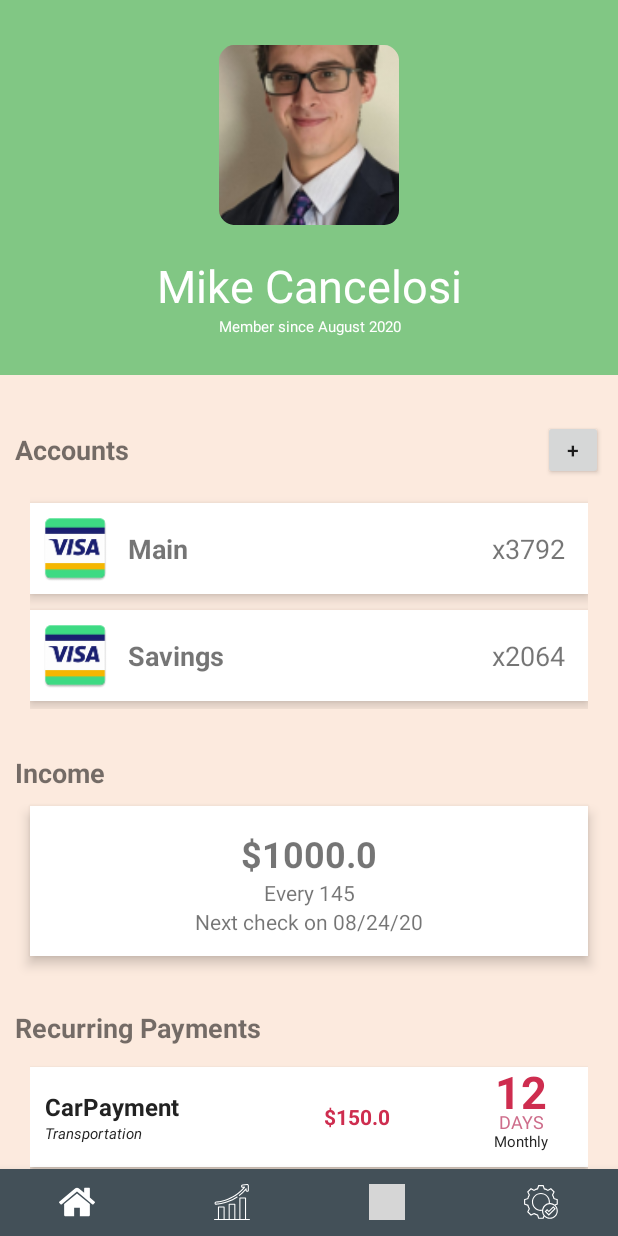
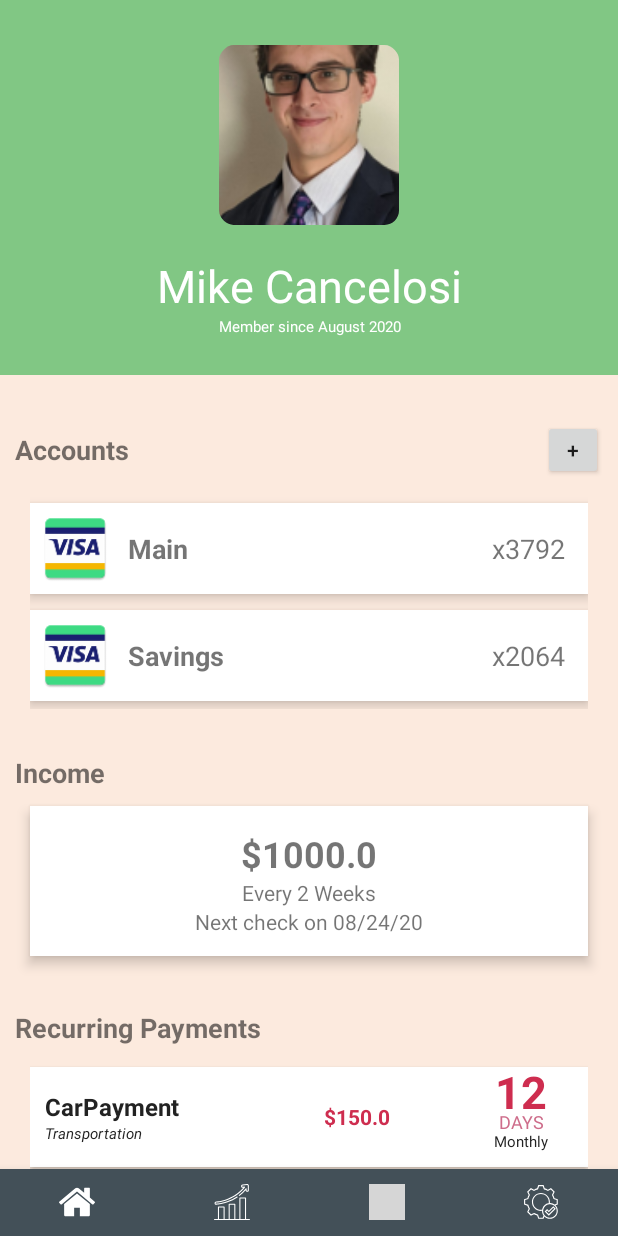
Before and after one commit to mikecancelosi/BudgetAssistant, an Android app: the screen it shows after launch (MainActivity), item 4 of the bottom bar chosen, on a phone screen of 412 x 824 dp. Run offline under Robolectric (Android 15) with nearby library versions, the light colour scheme and no system bars; our stand-ins replace navigation-ui; libraries missing offline, so code that uses them is left out: com.github.mikephil.charting; plain views replace PieChart; 40 statements that could not run were skipped; grey boxes are pictures that could not be loaded.

Commit message:
Fix display issue with income
Signed-off-by: Mike Cancelosi <mike.cancelosi@gmail.com>

```diff
--- a/app/src/main/java/com/example/budgetassistant/CalendarHelper.java
+++ b/app/src/main/java/com/example/budgetassistant/CalendarHelper.java
@@ -27,4 +27,19 @@ public class CalendarHelper {
     public static int daysBetween(Date d1, Date d2){
         return (int)( (d2.getTime() - d1.getTime()) / (1000 * 60 * 60 * 24));
     }
+
+    public static String calendarValueDisplay(Integer input){
+        switch(input){
+            case Calendar.DATE:
+                return "Days";
+            case Calendar.YEAR:
+                return "Years";
+            case Calendar.MONTH:
+                return "Months";
+            case Calendar.WEEK_OF_YEAR:
+                return "Weeks";
+            default:
+                return "";
+        }
+    }
 }
--- a/app/src/main/java/com/example/budgetassistant/SettingsFragment.java
+++ b/app/src/main/java/com/example/budgetassistant/SettingsFragment.java
@@ -33,6 +33,7 @@ import com.github.mikephil.charting.utils.ColorTemplate;
 
 import java.text.SimpleDateFormat;
 import java.util.ArrayList;
+import java.util.Calendar;
 import java.util.HashMap;
 import java.util.List;
 import java.util.Map;
@@ -81,6 +82,7 @@ public class SettingsFragment extends Fragment {
 
     }
 
+    //region Header
     private void setupHeader(UserSettings settings){
         ImageView userProfilePic = view.findViewById(R.id.UserProfilePicture);
         TextView userHeading = view.findViewById(R.id.UsernameDisplay);
@@ -108,7 +110,9 @@ public class SettingsFragment extends Fragment {
         });
         dialog.show(((FragmentActivity)view.getContext()).getSupportFragmentManager(), "Example");
     }
+    //endregion
 
+    //region Accounts
     private void setupAccountsList(UserSettings settings){
         RecyclerView accountListView = view.findViewById(R.id.AccountListView);
         Button addAccountBtn = view.findViewById(R.id.AddAccountBtn);
@@ -135,6 +139,7 @@ public class SettingsFragment extends Fragment {
         });
         dialog.show(((FragmentActivity)view.getContext()).getSupportFragmentManager(), "Example");
     }
+    //endregion
 
     private void setupIncome(UserSettings settings){
         TextView paycheckAmount = view.findViewById(R.id.IncomeDollarAmount);
@@ -142,7 +147,12 @@ public class SettingsFragment extends Fragment {
         TextView nextPayText = view.findViewById(R.id.IncomeNextPaycheck);
 
         paycheckAmount.setText("$" + settings.income.Amount);
-        frequencyText.setText("Every " + settings.income.Period.getValue() + settings.income.Period.getKey());
+        String periodKeyDisplay = CalendarHelper.calendarValueDisplay(settings.income.Period.getKey());
+        Integer periodValue = settings.income.Period.getValue();
+        if(periodValue == 1){
+            periodKeyDisplay = periodKeyDisplay.substring(0,periodKeyDisplay.length()-1);
+        }
+        frequencyText.setText("Every " + periodValue + " " + periodKeyDisplay);
         SimpleDateFormat sdf = new SimpleDateFormat("MM/dd/yy");
         nextPayText.setText("Next check on " + sdf.format(settings.income.GetNextPaycheckDate()));
     }
--- a/app/src/main/java/com/example/budgetassistant/adapters/AccountAdapter.java
+++ b/app/src/main/java/com/example/budgetassistant/adapters/AccountAdapter.java
@@ -4,15 +4,14 @@ import android.view.LayoutInflater;
 import android.view.View;
 import android.view.ViewGroup;
 import android.widget.ImageView;
+import android.widget.LinearLayout;
 import android.widget.TextView;
 
 import androidx.recyclerview.widget.RecyclerView;
 
 import com.example.budgetassistant.R;
 import com.example.budgetassistant.models.Account;
-import com.example.budgetassistant.models.BankAccount;
 
-import java.util.ArrayList;
 import java.util.List;
 
 public class AccountAdapter extends RecyclerView.Adapter<AccountAdapter.MyViewHolder> {
@@ -23,11 +22,13 @@ public class AccountAdapter extends RecyclerView.Adapter<AccountAdapter.MyViewHo
         public ImageView accountIconView;
         public TextView accountLabelView;
         public TextView accountNumLabelView;
+        public LinearLayout accountParentView;
         public MyViewHolder(View itemView){
             super(itemView);
             accountIconView = itemView.findViewById(R.id.AccountTypePic);;
             accountLabelView = itemView.findViewById(R.id.AccountNameLabel);
             accountNumLabelView = itemView.findViewById(R.id.AccountNumberLabel);
+            accountParentView = itemView.findViewById(R.id.AccountElement);
         }
     }
 
@@ -42,7 +43,7 @@ public class AccountAdapter extends RecyclerView.Adapter<AccountAdapter.MyViewHo
 
     @Override
     public AccountAdapter.MyViewHolder onCreateViewHolder(ViewGroup parent, int viewType){
-        View view = LayoutInflater.from(parent.getContext()).inflate(R.layout.bank_account, parent, false);
+        View view = LayoutInflater.from(parent.getContext()).inflate(R.layout.account, parent, false);
         MyViewHolder vh = new MyViewHolder(view);
         return vh;
     }
@@ -54,5 +55,12 @@ public class AccountAdapter extends RecyclerView.Adapter<AccountAdapter.MyViewHo
         holder.accountIconView.setImageResource(account.getIcon());
         holder.accountLabelView.setText(account.DisplayName);
         holder.accountNumLabelView.setText(account.DisplayAccountNumber);
+        holder.accountParentView.setOnLongClickListener(new View.OnLongClickListener() {
+            @Override
+            public boolean onLongClick(View view) {
+                //TODO:Allow for deletion of account
+                return false;
+            }
+        });
     }
 }
--- a/app/src/main/java/com/example/budgetassistant/repositories/UserSettingsRepository.java
+++ b/app/src/main/java/com/example/budgetassistant/repositories/UserSettingsRepository.java
@@ -66,7 +66,7 @@ public class UserSettingsRepository {
         dataSet.name = "Mike Cancelosi";
         dataSet.profilePicture = R.mipmap.ic_cancelosi;
         dataSet.income = new Income(1000f,
-                                    new AbstractMap.SimpleEntry<Integer, Integer>(Calendar.DATE, 14),
+                                    new AbstractMap.SimpleEntry<Integer, Integer>(Calendar.WEEK_OF_YEAR, 2),
                                     new Date((long) 1561953600000f));
         dataSet.recurringTransactions = createRecurringTransactionPayments();
         dataSet.idealBreakdown = createIdealBreakdown();
--- a/app/src/main/res/layout/bank_account.xml
+++ b/app/src/main/res/layout/account.xml
@@ -1,6 +1,7 @@
 <?xml version="1.0" encoding="utf-8"?>
 <LinearLayout xmlns:android="http://schemas.android.com/apk/res/android"
     xmlns:tools="http://schemas.android.com/tools"
+    android:id="@+id/AccountElement"
     android:layout_width="match_parent"
     android:layout_height="wrap_content"
     android:layout_marginVertical="5dp"
```
